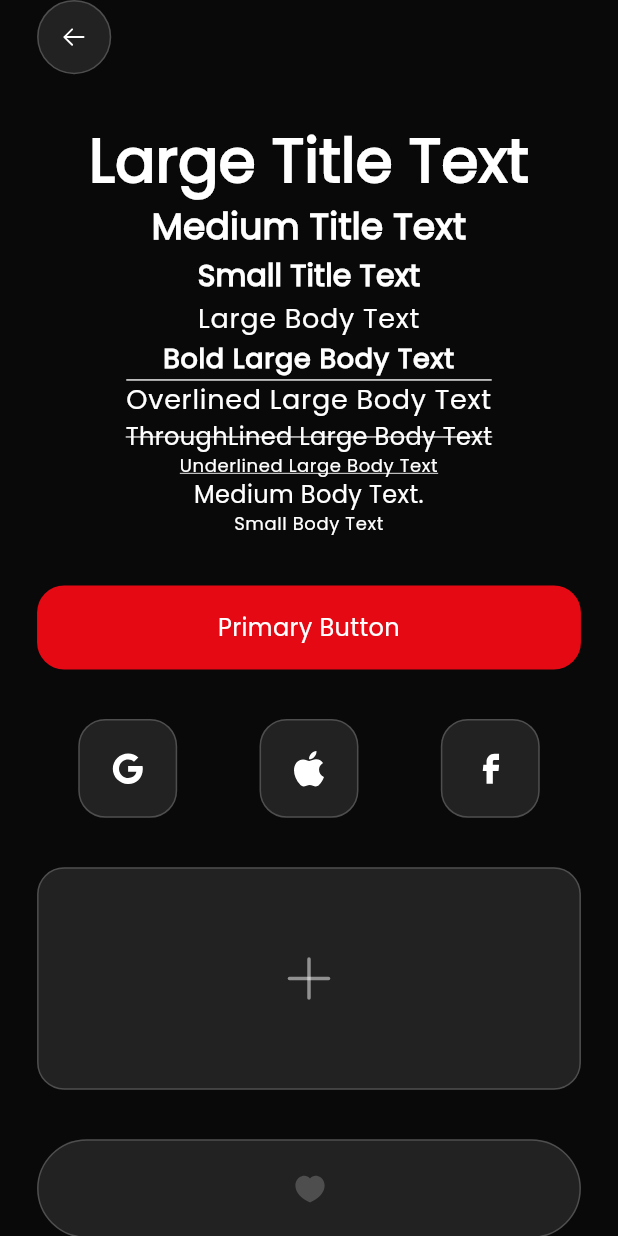
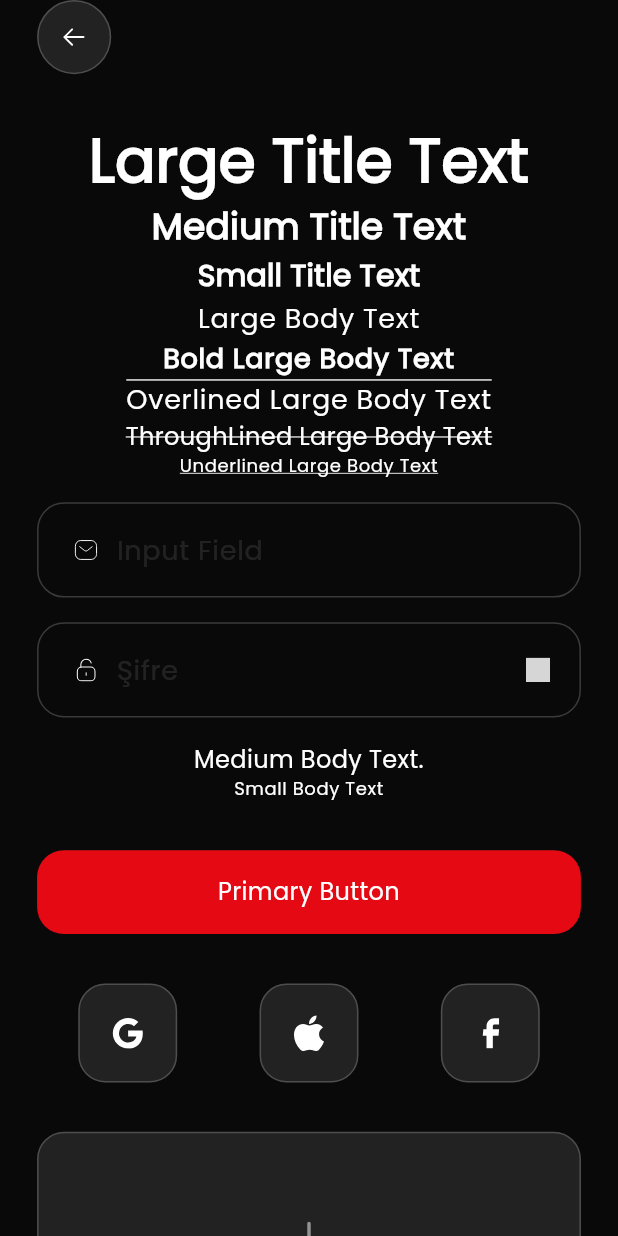
Before and after one commit to batuhanozkandev/shartflix, a Flutter app: the screen it shows after launch, on a phone screen of 412 x 824 dp. Run offline on Flutter 3.47's test engine with Material 3 defaults, Android fonts, the phone set to English and light mode, and no system bars; our stand-ins replace flutter_svg, get, hive_flutter, responsive_builder; accounts and stored records are empty; project files that could hold a hidden picture were left out; grey boxes are pictures that could not be loaded.

Commit message:
feat: add input field component

```diff
--- a/lib/core/constant/radius.dart
+++ b/lib/core/constant/radius.dart
@@ -1,7 +1,7 @@
 class ShartflixRadius {
   static double get buttonRadius => 18.0;
 
-  static double get inputFieldRadius => 8.0;
+  static double get inputFieldRadius => 18.0;
 
   static double get cardRadius => 16.0;
   static double get bottomNavBarRadius => 32.0;
--- a/lib/view/components.dart
+++ b/lib/view/components.dart
@@ -1,4 +1,5 @@
 import 'package:flutter/material.dart';
+import 'package:flutter_svg/flutter_svg.dart';
 import 'package:get/get.dart';
 import 'package:shartflix/core/constant/color.dart';
 import 'package:shartflix/core/constant/radius.dart';
@@ -6,6 +7,7 @@ import 'package:shartflix/core/extention/numX.dart';
 import 'package:shartflix/view/base/base_screen.dart';
 import 'package:shartflix/widget/button/primary_button.dart';
 import 'package:shartflix/widget/button/social_button.dart';
+import 'package:shartflix/widget/input/input_field.dart';
 import 'package:shartflix/widget/text/body/medium.dart';
 import 'package:shartflix/widget/text/body/small.dart';
 import 'package:shartflix/widget/text/title/medium.dart';
@@ -50,6 +52,42 @@ class ComponentScreen extends StatelessWidget {
             text: 'Underlined Large Body Text',
             hasUnderline: true,
           ),
+          2.yh,
+          ShartFlixInputField(
+            hintText: 'Input Field',
+            prefixIcon: SvgPicture.asset(
+              'assets/icons/auth/ic_email.svg',
+              width: 16,
+              height: 16,
+              colorFilter: ColorFilter.mode(
+                Get.theme.colorScheme.secondary,
+                BlendMode.srcIn,
+              ),
+            ),
+          ),
+          2.yh,
+          ShartFlixInputField(
+            hintText: 'Şifre',
+            prefixIcon: SvgPicture.asset(
+              'assets/icons/auth/ic_password.svg',
+              width: 16,
+              height: 16,
+              colorFilter: ColorFilter.mode(
+                Get.theme.colorScheme.secondary,
+                BlendMode.srcIn,
+              ),
+            ),
+            suffixIcon: SvgPicture.asset(
+              'assets/icons/auth/ic_hide_password.svg',
+              width: 16,
+              height: 16,
+              colorFilter: ColorFilter.mode(
+                Get.theme.colorScheme.secondary,
+                BlendMode.srcIn,
+              ),
+            ),
+          ),
+          2.yh,
           ShartComponentMediumBody(text: 'Medium Body Text.'),
           ShartComponentSmallBody(text: 'Small Body Text'),
           4.yh,
@@ -61,6 +99,7 @@ class ComponentScreen extends StatelessWidget {
           4.yh,
           ShartComponentFollowButton(onTap: () {}),
           4.yh,
+
           SizedBox(
             width: 28.w,
             height: 4.h,
--- /dev/null
+++ b/lib/widget/input/input_field.dart
@@ -0,0 +1,94 @@
+import 'package:flutter/material.dart';
+import 'package:flutter/services.dart';
+import 'package:get/get.dart';
+import 'package:shartflix/core/constant/radius.dart';
+import 'package:shartflix/core/extention/numX.dart';
+
+import '../../core/constant/color.dart';
+
+class ShartFlixInputField extends StatelessWidget {
+  final String? hintText;
+  final String? Function(String?)? validator;
+  final TextEditingController? controller;
+  final Widget? suffixIcon;
+  final Widget? prefixIcon;
+  final bool? isObscure;
+  final String? initialValue;
+  final void Function(String)? onChanged;
+  final Color? errorColor;
+  final Color? inputTextColor;
+  final TextInputType? textInputType;
+  final List<TextInputFormatter>? inputFormatters;
+  final double? maxHeight;
+  final double? maxWidth;
+
+  const ShartFlixInputField({
+    super.key,
+    this.hintText,
+    this.validator,
+    this.controller,
+    this.suffixIcon,
+    this.isObscure = false,
+    this.initialValue,
+    this.onChanged,
+    this.errorColor,
+    this.inputTextColor,
+    this.prefixIcon,
+    this.textInputType,
+    this.inputFormatters,
+    this.maxHeight,
+    this.maxWidth,
+  });
+
+  @override
+  Widget build(BuildContext context) {
+    return TextFormField(
+      autovalidateMode: AutovalidateMode.disabled,
+      inputFormatters: inputFormatters ?? [],
+      controller: controller,
+      keyboardType: textInputType ?? TextInputType.text,
+      initialValue: initialValue,
+      cursorHeight: 20,
+      style: Get.theme.textTheme.bodyLarge!
+          .copyWith(color: inputTextColor ?? ColorConstants.white),
+      cursorColor: Get.theme.secondaryHeaderColor,
+      obscureText: isObscure!,
+      decoration: InputDecoration(
+        prefixIcon: prefixIcon != null ? Container(
+            margin: EdgeInsets.only(left: 6.w, right: 2.w),
+            child: prefixIcon) : null,
+        prefixIconConstraints: BoxConstraints(maxHeight: 6.w),
+        suffixIcon:  suffixIcon != null ? Container(
+            margin: EdgeInsets.only(right: 5.w),
+            child: suffixIcon) : null,
+        suffixIconConstraints: BoxConstraints(maxHeight: 6.w),
+        hintText: hintText,
+        fillColor: const Color(0xFFe8eff8),
+        filled: false,
+        hintStyle: Get.theme.textTheme.bodyLarge!.copyWith(
+          color: inputTextColor ?? ColorConstants.buttonBackground,
+        ),
+        constraints: BoxConstraints(
+          maxHeight: maxHeight ?? 20.h,
+          maxWidth: maxWidth ?? 100.w,
+        ),
+        contentPadding: 10.pAll.add(3.w.pH).add(2.w.pV),
+        enabledBorder: shartFlixBorder,
+        border: shartFlixBorder,
+        focusedBorder: shartFlixBorder,
+        errorStyle: Get.theme.textTheme.labelSmall!.copyWith(
+          color: Get.theme.colorScheme.secondary.withOpacity(0.8),
+        ),
+      ),
+      validator: validator,
+      onChanged: onChanged,
+    );
+  }
+}
+
+InputBorder shartFlixBorder = OutlineInputBorder(
+  borderSide:  BorderSide(
+      color: ColorConstants.borderColor, width: 1.0,
+  ),
+  borderRadius: BorderRadius.circular(ShartflixRadius.inputFieldRadius),
+);
```
